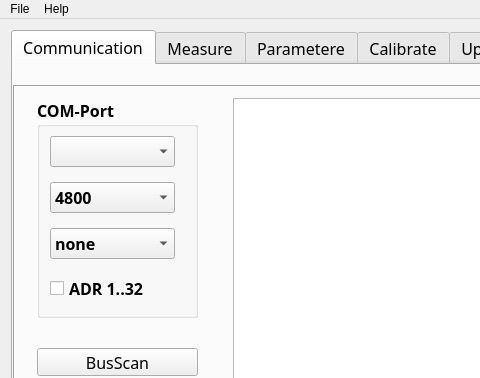
Old version of the form mainwindow.ui in the repository byteman/WFace; both pictures show x 0 to 480 and y 0 to 378 of the 835 by 660 pixel window.
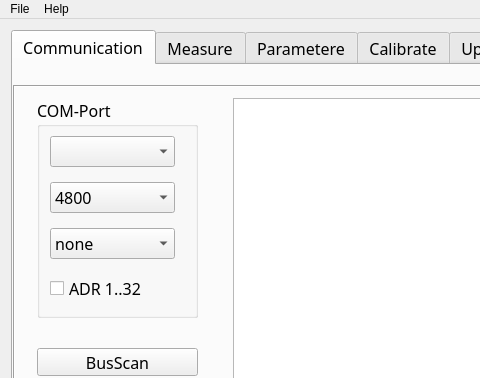
New version of the form.

Patch:
```diff
--- a/mainwindow.ui
+++ b/mainwindow.ui
@@ -130,10 +130,10 @@
                 </property>
                 <property name="font">
                  <font>
-                  <family>隶书</family>
+                  <family>黑体</family>
                   <pointsize>12</pointsize>
-                  <weight>75</weight>
-                  <bold>true</bold>
+                  <weight>50</weight>
+                  <bold>false</bold>
                  </font>
                 </property>
                 <property name="styleSheet">
```
Left out of the diff: 6 changed lines with no effect on the pictures.
